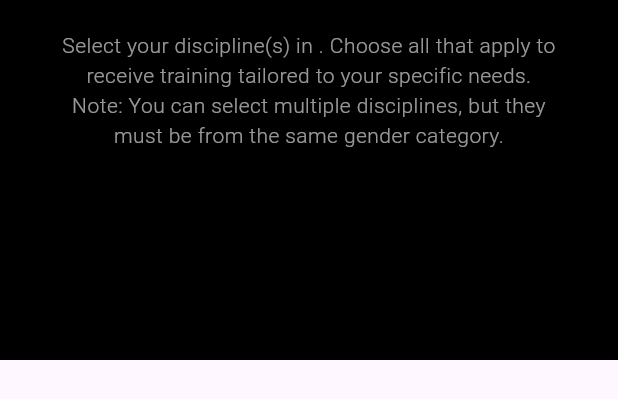
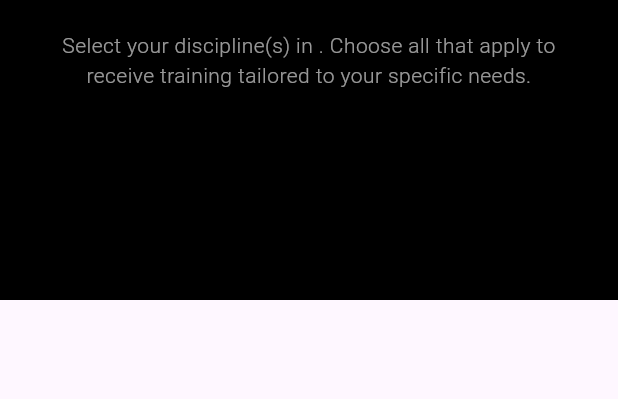
Before and after one commit to M3kko/peakfit-final, a Flutter app: the DisciplinePage widget shown alone on an empty page, opened directly with empty values, on a phone screen of 412 x 824 dp. Shown: the top 399 px of the screen. Run offline on Flutter 3.47's test engine with Material 3 defaults, Android fonts, the phone set to English and light mode, and no system bars; our stand-ins replace cloud_firestore, cloud_functions, firebase_auth, firebase_core, video_player; accounts and stored records are empty.

Commit message:
updated discipline text

```diff
--- a/lib/screens/questionnaire/discipline_page.dart
+++ b/lib/screens/questionnaire/discipline_page.dart
@@ -147,7 +147,7 @@ class _DisciplinePageState extends State<DisciplinePage> with TickerProviderStat
               Padding(
                 padding: const EdgeInsets.symmetric(horizontal: 16),
                 child: Text(
-                  'Select your discipline(s) in ${widget.selectedSport}. Choose all that apply to receive training tailored to your specific needs. Note: You can select multiple disciplines, but they must be from the same gender category.',
+                  'Select your discipline(s) in ${widget.selectedSport}. Choose all that apply to receive training tailored to your specific needs.',
                   textAlign: TextAlign.center,
                   style: TextStyle(
                     fontSize: 14,
```
